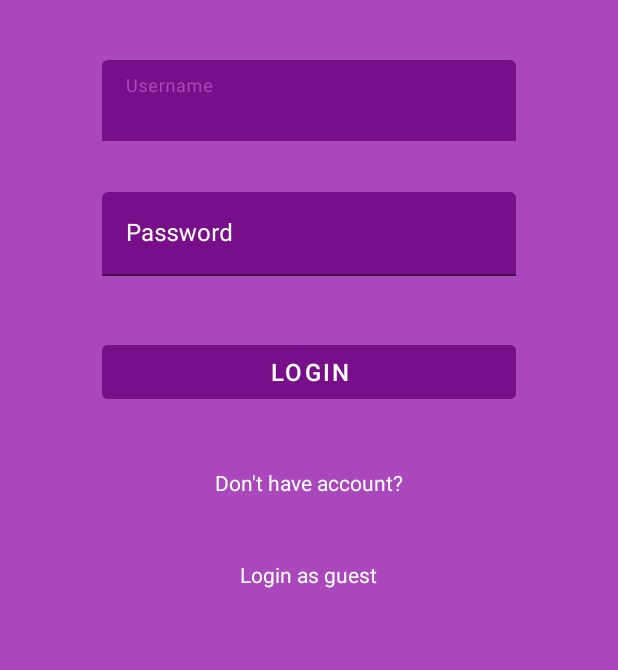
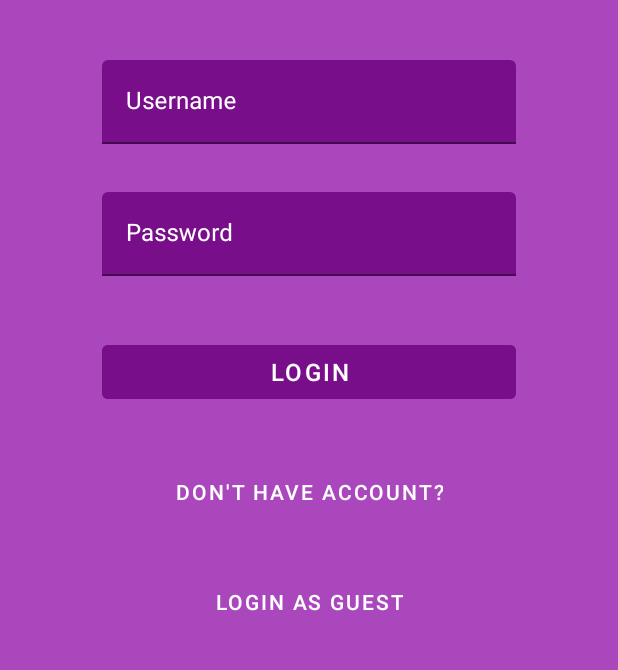
Before and after one commit to havicb/QuizApp, an Android app: the screen it shows after launch (MainActivity), on a phone screen of 412 x 824 dp, the part 351-1021 px from its top. Run offline under Robolectric (Android 15) with nearby library versions, the phone set to English and light mode, and no system bars; our stand-ins replace Dagger/Hilt's generated code, data binding; libraries missing offline, so code that uses them is left out: com.jakewharton.retrofit2; 2 statements that could not run were skipped.

```diff
--- a/app/src/main/java/com/example/quizapp/presentation/main/login/LoginViewModel.kt
+++ b/app/src/main/java/com/example/quizapp/presentation/main/login/LoginViewModel.kt
@@ -48,7 +48,6 @@ class LoginViewModel @Inject constructor(
     fun registerButtonSelected() {
         _loginFragmentState.value =
             LoginFragmentState.RegisterSelected(R.string.register_fragment_unavailable_error)
-        // navigate(LoginFragmentDirections.actionLoginFragmentToRegistrationFragment())
     }
 
     private suspend fun loginUser() {
--- a/app/src/main/res/layout/fragment_login.xml
+++ b/app/src/main/res/layout/fragment_login.xml
@@ -93,7 +93,7 @@
 
             </com.google.android.material.textfield.TextInputLayout>
 
-            <Button
+            <com.google.android.material.button.MaterialButton
                 android:id="@+id/login_user"
                 android:layout_width="match_parent"
                 android:layout_height="wrap_content"
@@ -105,7 +105,7 @@
                 android:textColor="@color/white"
                 android:textSize="@dimen/text_size_normal" />
 
-            <TextView
+            <com.google.android.material.button.MaterialButton
                 android:id="@+id/goToRegister_button"
                 android:layout_width="wrap_content"
                 android:layout_height="wrap_content"
@@ -117,7 +117,7 @@
                 android:onClick="@{() -> viewModel.registerButtonSelected()}"
                 android:textColor="@color/white" />
 
-            <TextView
+            <com.google.android.material.button.MaterialButton
                 android:id="@+id/login_as_guest_button"
                 android:layout_width="wrap_content"
                 android:layout_height="wrap_content"
```
Also changed, not shown: app/src/main/java/com/example/quizapp/presentation/main/home/HomeFragment.kt (+2 -12 lines), app/src/main/java/com/example/quizapp/presentation/main/home/HomeViewModel.kt (+9 -12 lines), app/src/main/res/layout/fragment_quiz.xml (+12 -11 lines).
